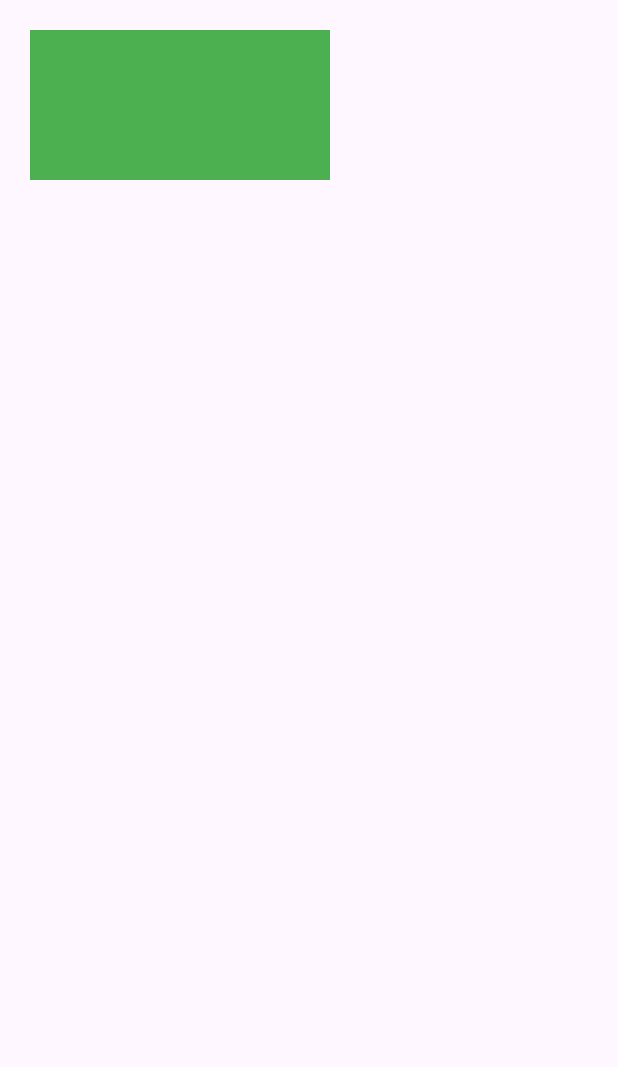
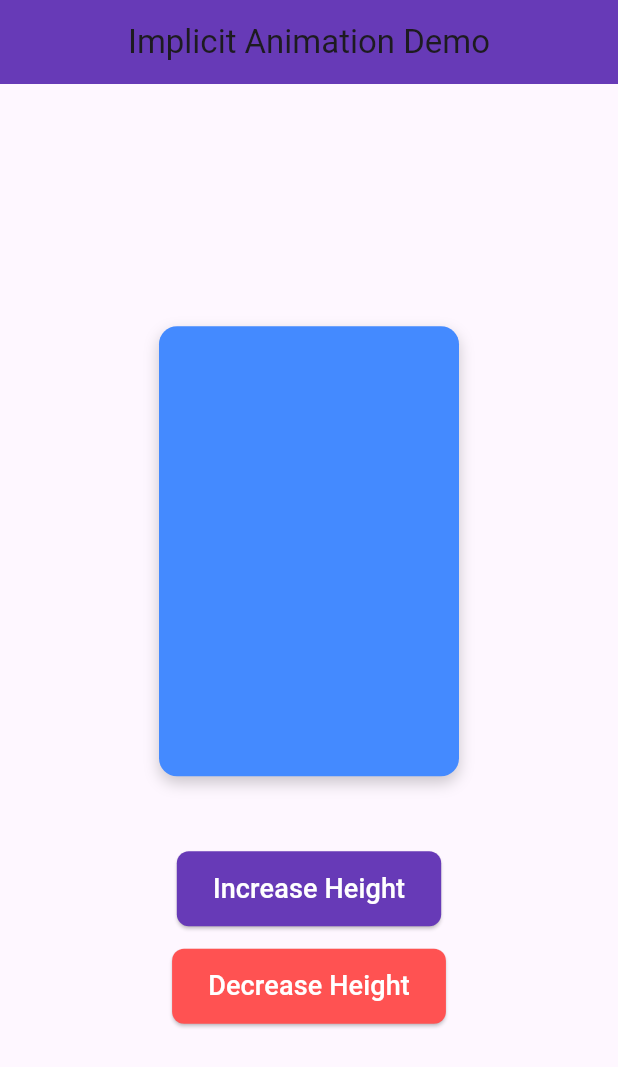
Before and after one commit to saantdahal/newsapp-flutter, a Flutter app: the screen it shows after launch, on a phone screen of 412 x 824 dp. Shown: the top 1067 px of the screen. Run offline on Flutter 3.47's test engine with Material 3 defaults, Android fonts, the phone set to English and light mode, and no system bars; our stand-ins replace firebase_core, firebase_messaging, flutter_local_notifications, shared_preferences, sqflite; accounts and stored records are empty.

Commit message:
implicit animation implementATION done

```diff
--- a/lib/core/animation/implicit_test.dart
+++ b/lib/core/animation/implicit_test.dart
@@ -8,32 +8,117 @@ class ImplicitTest extends StatefulWidget {
 }
 
 class _ImplicitTestState extends State<ImplicitTest> {
-  double height = 100;
-  EdgeInsets padding = const EdgeInsets.all(20);
+  double height = 300; // Initial height
+  EdgeInsets padding = const EdgeInsets.all(20); // Initial padding
 
+  // Function to increase the height and change padding
   void increaseHeight(double size) {
-    padding = const EdgeInsets.all(10);
-    height = size;
-    setState(() {});
+    padding = const EdgeInsets.all(10); // Change padding
+    height = size; // Update height
+    setState(() {}); // Trigger a rebuild
+  }
+
+  // Function to decrease the height and change padding
+  void decreaseHeight(double size) {
+    padding = const EdgeInsets.all(20); // Reset padding to default
+    height = size; // Update height
+    setState(() {}); // Trigger a rebuild
   }
 
   @override
   Widget build(BuildContext context) {
     return Scaffold(
-      body: SafeArea(
-        child: Row(
-          children: [
-            AnimatedPadding(
-              duration: Duration(seconds: 3),
-              padding: padding, // Use the padding variable here
-              child: AnimatedContainer(
-                duration: Duration(seconds: 3),
-                height: height, // Use the height variable here
-                width: 200,
-                color: Colors.green,
-              ),
-            )
-          ],
+      appBar: AppBar(
+        title: const Text("Implicit Animation Demo"),
+        backgroundColor: Colors.deepPurple,
+        centerTitle: true,
+      ),
+      body: Center(
+        child: SafeArea(
+          child: Padding(
+            padding: const EdgeInsets.symmetric(horizontal: 16.0),
+            child: Column(
+              mainAxisAlignment:
+                  MainAxisAlignment.center, // Center content vertically
+              crossAxisAlignment: CrossAxisAlignment.center,
+              children: [
+                // Implicit animation for padding and container height
+                AnimatedPadding(
+                  duration: const Duration(
+                      seconds: 2), // Set duration for padding animation
+                  padding: padding, // Animated padding based on the state
+                  child: AnimatedContainer(
+                    duration: const Duration(
+                        seconds: 2), // Set duration for container animation
+                    curve: Curves
+                        .easeInOut, // Animation curve for smooth transitions
+                    height: height, // Animated height based on the state
+                    width: 200, // Static width
+                    decoration: BoxDecoration(
+                      color: Colors
+                          .blueAccent, // Container color set in decoration
+                      borderRadius:
+                          BorderRadius.circular(12), // Rounded corners
+                      boxShadow: [
+                        BoxShadow(
+                          color: Colors.black.withOpacity(0.2),
+                          blurRadius: 8,
+                          offset: const Offset(0, 4),
+                        ),
+                      ],
+                    ),
+                  ),
+                ),
+                const SizedBox(
+                    height: 30), // Space between container and buttons
+
+                // Button to trigger the height increase
+                ElevatedButton(
+                  onPressed: () =>
+                      increaseHeight(200), // Change height to 200 when pressed
+                  style: ElevatedButton.styleFrom(
+                    backgroundColor: Colors
+                        .deepPurple, // Button color (use backgroundColor instead of primary)
+                    padding: const EdgeInsets.symmetric(
+                        horizontal: 24, vertical: 12),
+                    shape: RoundedRectangleBorder(
+                      borderRadius: BorderRadius.circular(8),
+                    ),
+                  ),
+                  child: const Text(
+                    "Increase Height",
+                    style: TextStyle(
+                      color: Colors.white,
+                      fontSize: 18,
+                    ),
+                  ),
+                ),
+                const SizedBox(height: 15), // Space between buttons
+
+                // Button to trigger the height decrease
+                ElevatedButton(
+                  onPressed: () =>
+                      decreaseHeight(100), // Change height to 100 when pressed
+                  style: ElevatedButton.styleFrom(
+                    backgroundColor: Colors
+                        .redAccent, // Button color (use backgroundColor instead of primary)
+                    padding: const EdgeInsets.symmetric(
+                        horizontal: 24, vertical: 12),
+                    shape: RoundedRectangleBorder(
+                      borderRadius: BorderRadius.circular(8),
+                    ),
+                  ),
+                  child: const Text(
+                    "Decrease Height",
+                    style: TextStyle(
+                      color: Colors.white,
+                      fontSize: 18,
+                    ),
+                  ),
+                ),
+              ],
+            ),
+          ),
         ),
       ),
     );
```
